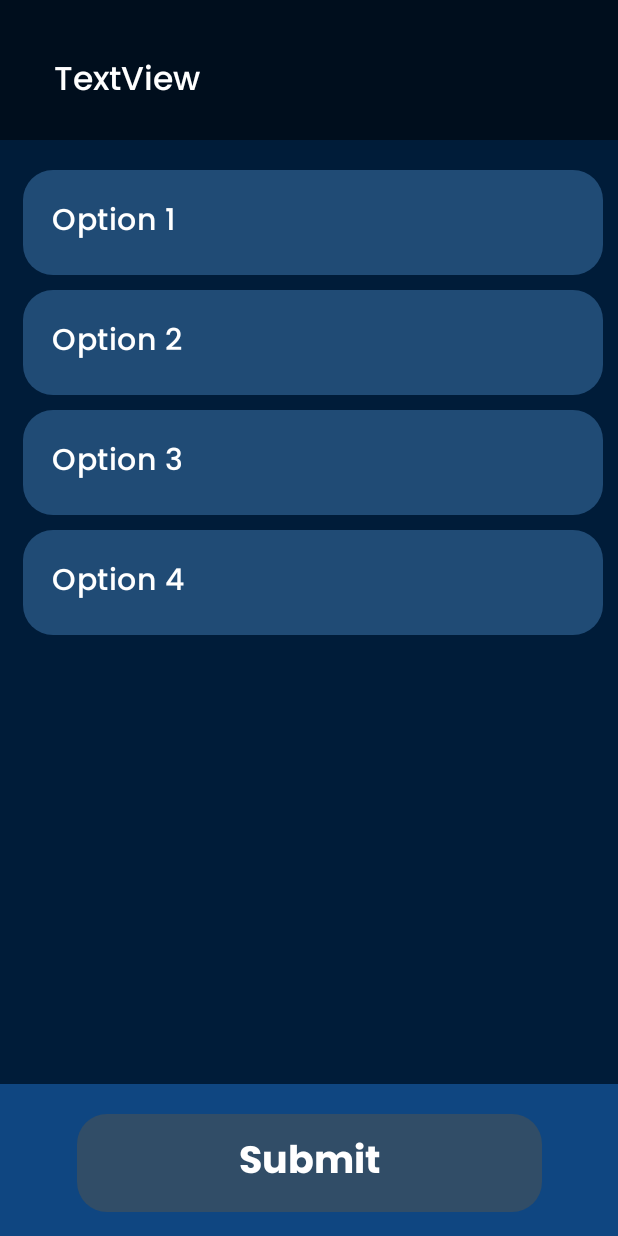
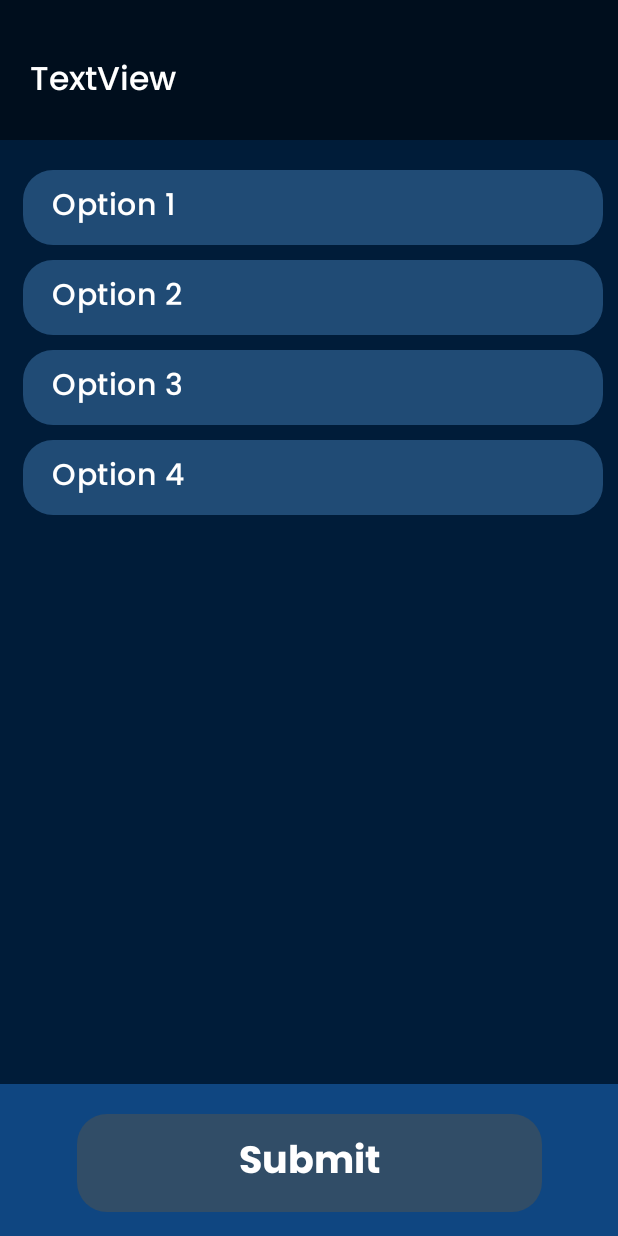
Before and after one commit to EphemeralRhythm/CodeAtlas, an Android app: the QuizActivity screen opened directly, with no data from a screen before it, on a phone screen of 412 x 824 dp. Run offline under Robolectric (Android 15) with nearby library versions, the phone set to English and light mode, and no system bars; our stand-ins replace Firebase (no records; nobody signed in at launch, a user with empty details on screens opened directly); libraries missing offline, so code that uses them is left out: io.noties.markwon; 13 statements that could not run were skipped.

Commit message:
after disaster

```diff
--- a/app/src/main/res/layout/activity_main.xml
+++ b/app/src/main/res/layout/activity_main.xml
@@ -69,7 +69,7 @@
             android:layout_width="wrap_content"
             android:layout_height="wrap_content"
             android:layout_marginEnd="15dp"
-            android:text="100"
+            android:text="200"
             android:textColor="@color/white"
             android:textSize="22sp"
             app:layout_constraintBottom_toBottomOf="@+id/gemsImgRoadmap"
@@ -103,7 +103,7 @@
             android:layout_width="wrap_content"
             android:layout_height="wrap_content"
             android:layout_marginEnd="10dp"
-            android:text="0"
+            android:text="1129"
             android:textColor="@color/white"
             android:textSize="22sp"
             app:layout_constraintBottom_toBottomOf="@+id/xpImgRoadmap"
@@ -122,7 +122,7 @@
 
     </androidx.constraintlayout.widget.ConstraintLayout>
 
-        <androidx.constraintlayout.widget.ConstraintLayout
+    <androidx.constraintlayout.widget.ConstraintLayout
         android:id="@+id/constraintLayout3"
         android:layout_width="match_parent"
         android:layout_height="wrap_content"
--- a/app/src/main/res/layout/mcq_quiz.xml
+++ b/app/src/main/res/layout/mcq_quiz.xml
@@ -1,5 +1,4 @@
 <?xml version="1.0" encoding="utf-8"?>
-
 <androidx.constraintlayout.widget.ConstraintLayout xmlns:android="http://schemas.android.com/apk/res/android"
     xmlns:app="http://schemas.android.com/apk/res-auto"
     xmlns:tools="http://schemas.android.com/tools"
@@ -53,14 +52,14 @@
 
             <TextView
                 android:id="@+id/questionView"
-                android:layout_width="wrap_content"
+                android:layout_width="0dp"
                 android:layout_height="wrap_content"
-                android:layout_marginStart="16dp"
                 android:layout_marginTop="16dp"
                 android:fontFamily="@font/poppinsmedium"
                 android:text="TextView"
                 android:textColor="@color/white"
                 android:textSize="22sp"
+                app:layout_constraintEnd_toEndOf="parent"
                 app:layout_constraintStart_toStartOf="parent"
                 app:layout_constraintTop_toTopOf="parent" />
         </androidx.constraintlayout.widget.ConstraintLayout>
@@ -99,7 +98,7 @@
                 android:button="@color/transparent"
                 android:buttonTint="@color/white"
                 android:fontFamily="@font/poppinsmedium"
-                android:minHeight="70dp"
+                android:minHeight="50dp"
                 android:paddingStart="20sp"
                 android:paddingEnd="20sp"
                 android:text="Option 1"
@@ -116,7 +115,7 @@
                 android:background="@drawable/quiz_option_rectangle"
                 android:button="@color/transparent"
                 android:fontFamily="@font/poppinsmedium"
-                android:minHeight="70dp"
+                android:minHeight="50dp"
                 android:paddingStart="20sp"
                 android:paddingEnd="20sp"
                 android:text="Option 2"
@@ -133,7 +132,7 @@
                 android:background="@drawable/quiz_option_rectangle"
                 android:button="@color/transparent"
                 android:fontFamily="@font/poppinsmedium"
-                android:minHeight="70dp"
+                android:minHeight="50dp"
                 android:paddingStart="20sp"
                 android:paddingEnd="20sp"
                 android:text="Option 3"
@@ -151,7 +150,7 @@
                 android:background="@drawable/quiz_option_rectangle"
                 android:button="@color/transparent"
                 android:fontFamily="@font/poppinsmedium"
-                android:minHeight="70dp"
+                android:minHeight="50dp"
                 android:paddingStart="20sp"
                 android:paddingEnd="20sp"
                 android:text="Option 4"
@@ -160,6 +159,16 @@
 
         </RadioGroup>
 
+        <View
+            android:id="@+id/marker"
+            android:layout_width="406dp"
+            android:layout_height="6dp"
+            android:background="#682C2C"
+            android:visibility="gone"
+            app:layout_constraintBottom_toBottomOf="parent"
+            app:layout_constraintEnd_toEndOf="parent"
+            app:layout_constraintStart_toStartOf="parent" />
+
     </androidx.constraintlayout.widget.ConstraintLayout>
 
 </androidx.constraintlayout.widget.ConstraintLayout>
```
